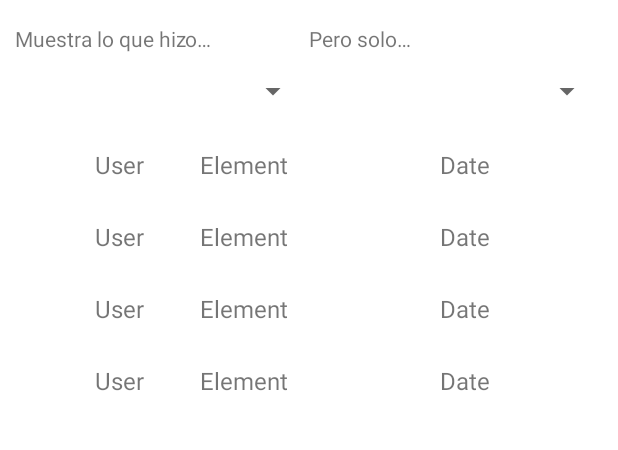
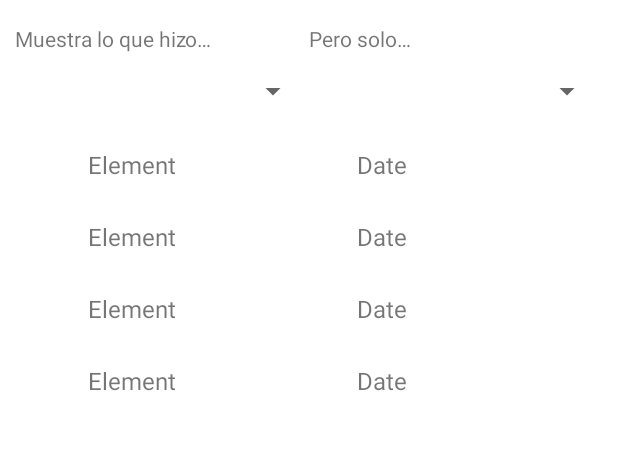
Before and after one commit to jpasao/ListaDC, an Android app: the layout activity_historic.xml on its own in the app's theme, with its tools: preview values and no code run, on a phone screen of 412 x 824 dp, the part 84-534 px from its top. Run offline under Robolectric (Android 15) with nearby library versions, the phone set to English and light mode, and no system bars.

Commit message:
Move historic user data to bottom modal

```diff
--- a/app/build.gradle
+++ b/app/build.gradle
@@ -12,8 +12,8 @@ android {
         applicationId "com.latribu.listadc"
         minSdk 32
         targetSdk 35
-        versionCode 25
-        versionName "1.2.5"
+        versionCode 26
+        versionName "1.2.6"
 
         testInstrumentationRunner "androidx.test.runner.AndroidJUnitRunner"
         vectorDrawables {
--- a/app/src/main/java/com/latribu/listadc/common/adapters/HistoricAdapter.kt
+++ b/app/src/main/java/com/latribu/listadc/common/adapters/HistoricAdapter.kt
@@ -50,7 +50,6 @@ class HistoricAdapter(
             val iconColor: Int = getIconColor(code)
             binding.operationIcon.setImageState(intArrayOf(iconName), true)
             binding.operationIcon.setTint(iconColor)
-            binding.operationUser.text = item.userName
             binding.operationElement.text = item.itemName
             binding.operationDate.text = getDisplayDateTime(item.createdAt)
 
--- a/app/src/main/java/com/latribu/listadc/historic/HistoricActivity.kt
+++ b/app/src/main/java/com/latribu/listadc/historic/HistoricActivity.kt
@@ -94,10 +94,6 @@ class HistoricActivity : AppCompatActivity() {
         val header = binding.headerElements
         header.root.background = ColorDrawable(0x4DBABABA)
         header.operationIcon.setImageResource(R.drawable.historic_selector)
-        with(header.operationUser) {
-            text = getString(R.string.historic_header_user)
-            setTypeface(this.typeface, Typeface.BOLD)
-        }
         with(header.operationElement) {
             text = getString(R.string.historic_header_item)
             setTypeface(this.typeface, Typeface.BOLD)
--- a/app/src/main/java/com/latribu/listadc/historic/HistoricDetailBottomFragment.kt
+++ b/app/src/main/java/com/latribu/listadc/historic/HistoricDetailBottomFragment.kt
@@ -29,6 +29,7 @@ class HistoricDetailBottomFragment(val item: Historic) : BottomSheetDialogFragme
             getString(R.string.historic_notification_not_sent)
         binding.messageText.text = sentText
         binding.ipText.text = getString(R.string.historic_ip_sender, item.remoteAddr)
+        binding.userText.text = item.userName
         binding.originalData.isVisible = item.originalData.isNullOrEmpty() == false
         binding.originalText.text = getString(R.string.historic_original_data, item.originalData)
         binding.headerText.text = getString(R.string.historic_modal_title, item.itemName)
--- a/app/src/main/res/layout/fragment_historic_item.xml
+++ b/app/src/main/res/layout/fragment_historic_item.xml
@@ -9,21 +9,14 @@
         android:layout_width="@android:dimen/app_icon_size"
         android:layout_height="@android:dimen/app_icon_size"
         android:layout_gravity="center|top"
+        android:layout_marginEnd="5dp"
         android:paddingStart="5dp"
         app:srcCompat="@drawable/historic_selector" />
 
     <TextView
-        android:id="@+id/operationUser"
-        android:layout_width="80dp"
-        android:layout_height="wrap_content"
-        android:layout_gravity="center"
-        android:paddingStart="15dp"
-        android:text="User"
-        android:textSize="16sp" />
-
-    <TextView
         android:id="@+id/operationElement"
-        android:layout_width="160dp"
+        android:layout_width="0dp"
+        android:layout_weight="1"
         android:layout_height="wrap_content"
         android:layout_gravity="center"
         android:paddingStart="5dp"
@@ -32,7 +25,8 @@
 
     <TextView
         android:id="@+id/operationDate"
-        android:layout_width="110dp"
+        android:layout_width="0dp"
+        android:layout_weight="1"
         android:layout_height="wrap_content"
         android:layout_gravity="center"
         android:paddingStart="5dp"
```
Also changed, not shown: app/src/main/res/drawable/twotone_person_4_24.xml (added, +11 -0 lines), app/src/main/res/layout/historic_detail_modal.xml (+30 -3 lines).
